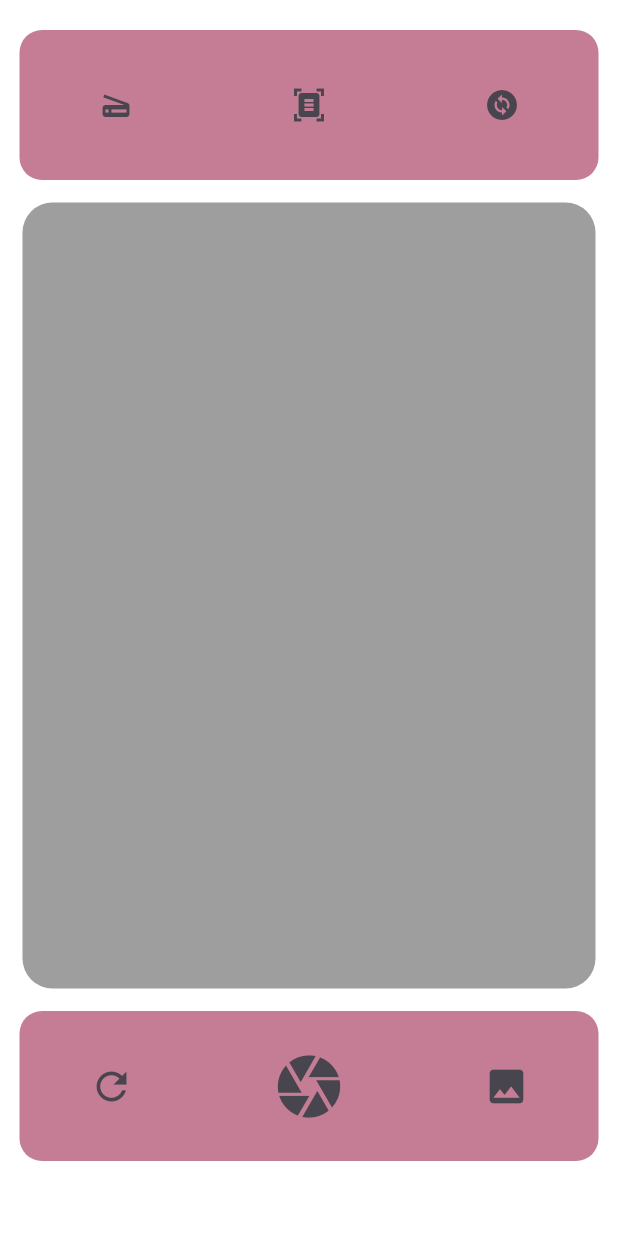
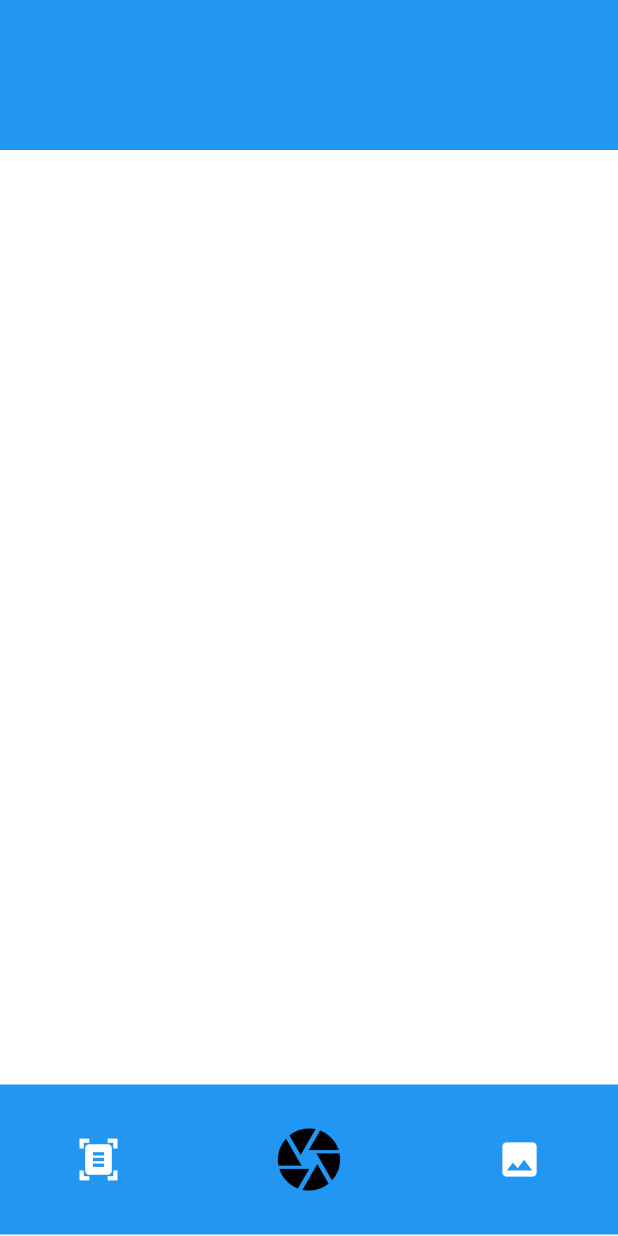
Before and after one commit to HaticeDilmac/text_scanner_example, a Flutter app: the screen it shows after launch, after a tap on the "document scanner" icon, on a phone screen of 412 x 824 dp. Run offline on Flutter 3.47's test engine with Material 3 defaults, Android fonts, the phone set to English and light mode, and no system bars; our stand-ins replace image_picker; missing offline and left inert: google_mlkit_text_recognition.

Commit message:
[+] Ui changes [+] Add Camera scanner

```diff
--- a/lib/home_page.dart
+++ b/lib/home_page.dart
@@ -13,6 +13,7 @@ class MyHomePage extends StatefulWidget {
 
 class _MyHomePageState extends State<MyHomePage> {
   late ImagePicker imagePicker;
+
   @override
   void initState() {
     super.initState();
@@ -22,69 +23,55 @@ class _MyHomePageState extends State<MyHomePage> {
   @override
   Widget build(BuildContext context) {
     return Scaffold(
-      body: SafeArea(
-        child: Container(
+      body: Container(
         color: Colors.white,
         child: Column(
           children: [
             Container(
               height: 100,
-                margin: const EdgeInsets.only(top: 20, left: 13, right: 13),
+              color: Colors.blue,
+            ),
+            Expanded(
+              child: Container(),
+            ),
+            Container(
+              //Bottom camera and image button widget
+              height: 100,
+              margin: const EdgeInsets.only(
+                bottom: 1,
+              ),
               width: double.infinity,
-                decoration: BoxDecoration(
-                    color: const Color.fromARGB(255, 197, 125, 149),
-                    borderRadius: BorderRadius.circular(15)),
+              decoration: const BoxDecoration(
+                color: Colors.blue,
+              ),
               child: Row(
                 mainAxisAlignment: MainAxisAlignment.spaceAround,
                 children: [
                   IconButton(
                       onPressed: () {},
                       icon: const Icon(
-                          Icons.scanner,
+                        Icons.document_scanner,
+                        size: 30,
+                        color: Colors.white,
                       )),
                   IconButton(
-                        onPressed: () {},
-                        icon: const Icon(
-                          Icons.document_scanner,
-                        )),
-                    IconButton(
-                        onPressed: () {},
-                        icon: const Icon(
-                          Icons.change_circle,
-                        )),
-                  ],
-                ),
-              ),
-              Container(
-                height: MediaQuery.of(context).size.height - 300,
-                margin: const EdgeInsets.all(15),
-                decoration: BoxDecoration(
-                  borderRadius: BorderRadius.circular(20),
-                  color: Colors.grey,
-                ),
-              ),
-              Container(
-                //Bottom camera and image button widget
-                height: 100,
-                margin: const EdgeInsets.only(bottom: 20, left: 13, right: 13),
-                width: double.infinity,
-                decoration: BoxDecoration(
-                    color: const Color.fromARGB(255, 197, 125, 149),
-                    borderRadius: BorderRadius.circular(15)),
-                child: Row(
-                  mainAxisAlignment: MainAxisAlignment.spaceAround,
-                  children: [
-                    IconButton(
-                        onPressed: () {},
-                        icon: const Icon(
-                          Icons.refresh,
-                          size: 30,
-                        )),
-                    IconButton(
-                        onPressed: () {},
+                      onPressed: () async {
+                        XFile? xfile = await imagePicker.pickImage(
+                            source: ImageSource.camera); //gallerry to image
+                        if (xfile != null) {
+                          File image = File(xfile.path); //iamge path
+                          // ignore: use_build_context_synchronously
+                          Navigator.push(context,
+                              MaterialPageRoute(builder: (context) {
+                            return RecognizerPage(
+                                image: image); //sent image to recognizerpage
+                          }));
+                        }
+                      },
                       icon: const Icon(
                         Icons.camera,
                         size: 50,
+                        color: Colors.black,
                       )),
                   IconButton(
                       onPressed: () async {
@@ -103,6 +90,7 @@ class _MyHomePageState extends State<MyHomePage> {
                       icon: const Icon(
                         Icons.image,
                         size: 30,
+                        color: Colors.white,
                       )),
                 ],
               ),
@@ -110,7 +98,6 @@ class _MyHomePageState extends State<MyHomePage> {
           ],
         ),
       ),
-      ),
     );
   }
 }
--- a/lib/recognize_page.dart
+++ b/lib/recognize_page.dart
@@ -1,5 +1,6 @@
 import 'dart:io';
 import 'dart:math';
+import 'package:flutter/foundation.dart';
 import 'package:flutter/material.dart';
 import 'package:google_mlkit_text_recognition/google_mlkit_text_recognition.dart';
 
@@ -28,7 +29,9 @@ class _RecognizerPageState extends State<RecognizerPage> {
         await textRecognizer.processImage(inputImage);
 
     result = recognizedText.text;
-    print(result);
+    if (kDebugMode) {
+      print(result);
+    }
     setState(() {
       result;
     });
@@ -51,7 +54,7 @@ class _RecognizerPageState extends State<RecognizerPage> {
   Widget build(BuildContext context) {
     return Scaffold(
       appBar: AppBar(
-        backgroundColor: const Color.fromARGB(255, 221, 144, 170),
+        backgroundColor: Colors.blue,
         title: const Text('Recognizer'),
         centerTitle: true,
       ),
```
Also changed, not shown: pubspec.lock, 10 other files. Lines whose indentation alone changed are shown as unchanged.
